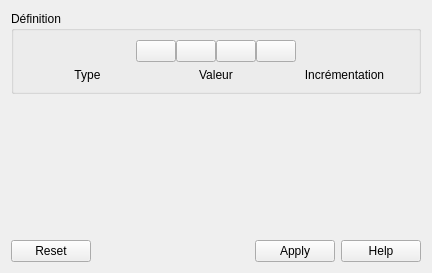
Before: the Qt Designer form sources/ui/selectautonumw.ui in qelectrotech/qelectrotech-source-mirror, drawn with Qt 5.
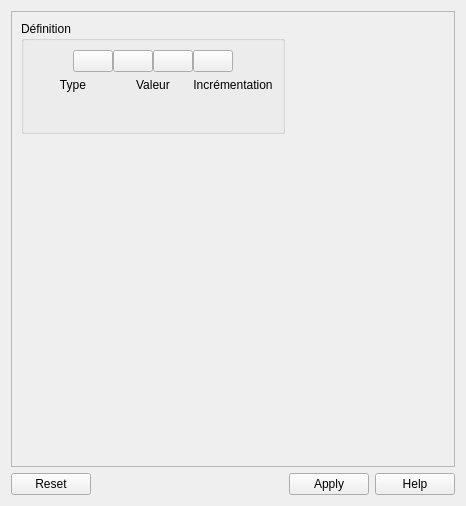
After: the same form once the commit is applied. Icons and pictures are not drawn.

Commit message: 1) Use arrow keys to navigate through the diagram editor. 2) Use PgUp, PgDn, Home and End keys to navigate through open folios. 3)Use Delete Key inside elements panel widget to delete diagrams. 4) Added a scroll area in auto numbering page.

The edit to the form file:
```diff
--- a/sources/ui/selectautonumw.ui
+++ b/sources/ui/selectautonumw.ui
@@ -6,25 +6,112 @@
    <rect>
     <x>0</x>
     <y>0</y>
-    <width>432</width>
-    <height>273</height>
+    <width>466</width>
+    <height>506</height>
    </rect>
   </property>
+  <property name="sizePolicy">
+   <sizepolicy hsizetype="Preferred" vsizetype="Preferred">
+    <horstretch>0</horstretch>
+    <verstretch>0</verstretch>
+   </sizepolicy>
+  </property>
   <property name="windowTitle">
    <string>Form</string>
   </property>
   <layout class="QVBoxLayout" name="verticalLayout">
    <item>
+    <widget class="QScrollArea" name="scrollArea">
+     <property name="sizePolicy">
+      <sizepolicy hsizetype="Preferred" vsizetype="MinimumExpanding">
+       <horstretch>0</horstretch>
+       <verstretch>0</verstretch>
+      </sizepolicy>
+     </property>
+     <property name="minimumSize">
+      <size>
+       <width>430</width>
+       <height>455</height>
+      </size>
+     </property>
+     <property name="sizeIncrement">
+      <size>
+       <width>0</width>
+       <height>0</height>
+      </size>
+     </property>
+     <property name="mouseTracking">
+      <bool>false</bool>
+     </property>
+     <property name="layoutDirection">
+      <enum>Qt::LeftToRight</enum>
+     </property>
+     <property name="verticalScrollBarPolicy">
+      <enum>Qt::ScrollBarAsNeeded</enum>
+     </property>
+     <property name="horizontalScrollBarPolicy">
+      <enum>Qt::ScrollBarAlwaysOff</enum>
+     </property>
+     <property name="sizeAdjustPolicy">
+      <enum>QAbstractScrollArea::AdjustToContents</enum>
+     </property>
+     <property name="widgetResizable">
+      <bool>true</bool>
+     </property>
+     <property name="alignment">
+      <set>Qt::AlignLeading|Qt::AlignLeft|Qt::AlignTop</set>
+     </property>
+     <widget class="QWidget" name="scrollAreaWidgetContents">
+      <property name="geometry">
+       <rect>
+        <x>0</x>
+        <y>0</y>
+        <width>460</width>
+        <height>453</height>
+       </rect>
+      </property>
+      <property name="sizePolicy">
+       <sizepolicy hsizetype="Preferred" vsizetype="Preferred">
+        <horstretch>0</horstretch>
+        <verstretch>0</verstretch>
+       </sizepolicy>
+      </property>
+      <property name="minimumSize">
+       <size>
+        <width>460</width>
+        <height>450</height>
+       </size>
+      </property>
+      <layout class="QVBoxLayout" name="verticalLayout_2">
+       <property name="sizeConstraint">
+        <enum>QLayout::SetFixedSize</enum>
+       </property>
+       <item>
     <widget class="QGroupBox" name="definition_groupe">
+         <property name="sizePolicy">
+          <sizepolicy hsizetype="Preferred" vsizetype="MinimumExpanding">
+           <horstretch>0</horstretch>
+           <verstretch>0</verstretch>
+          </sizepolicy>
+         </property>
      <property name="title">
       <string>Définition</string>
      </property>
+         <property name="alignment">
+          <set>Qt::AlignLeading|Qt::AlignLeft|Qt::AlignTop</set>
+         </property>
      <layout class="QVBoxLayout" name="verticalLayout_3">
+          <property name="sizeConstraint">
+           <enum>QLayout::SetFixedSize</enum>
+          </property>
       <item>
        <layout class="QHBoxLayout" name="horizontalLayout">
         <property name="spacing">
          <number>0</number>
         </property>
+            <property name="sizeConstraint">
+             <enum>QLayout::SetDefaultConstraint</enum>
+            </property>
         <item>
          <spacer name="horizontalSpacer_2">
           <property name="orientation">
@@ -116,15 +203,21 @@
        </layout>
       </item>
       <item>
-       <layout class="QVBoxLayout" name="editor_layout">
+           <layout class="QVBoxLayout" name="editor_layout" stretch="0">
         <property name="spacing">
          <number>0</number>
         </property>
+            <property name="sizeConstraint">
+             <enum>QLayout::SetDefaultConstraint</enum>
+            </property>
         <item>
-         <layout class="QHBoxLayout" name="label_layout">
+             <layout class="QHBoxLayout" name="label_layout" stretch="0,0,0">
           <property name="spacing">
            <number>0</number>
           </property>
+              <property name="sizeConstraint">
+               <enum>QLayout::SetDefaultConstraint</enum>
+              </property>
           <item>
            <widget class="QLabel" name="type_label">
             <property name="text">
@@ -165,24 +258,37 @@
         </item>
        </layout>
       </item>
-     </layout>
-    </widget>
-   </item>
    <item>
     <spacer name="verticalSpacer">
      <property name="orientation">
       <enum>Qt::Vertical</enum>
      </property>
+            <property name="sizeType">
+             <enum>QSizePolicy::MinimumExpanding</enum>
+            </property>
      <property name="sizeHint" stdset="0">
       <size>
        <width>20</width>
-       <height>40</height>
+              <height>30</height>
       </size>
      </property>
     </spacer>
+          </item>
+         </layout>
+        </widget>
+       </item>
+      </layout>
+     </widget>
+    </widget>
    </item>
    <item>
     <widget class="QDialogButtonBox" name="buttonBox">
+     <property name="sizePolicy">
+      <sizepolicy hsizetype="Preferred" vsizetype="Preferred">
+       <horstretch>0</horstretch>
+       <verstretch>0</verstretch>
+      </sizepolicy>
+     </property>
      <property name="standardButtons">
       <set>QDialogButtonBox::Apply|QDialogButtonBox::Help|QDialogButtonBox::Reset</set>
      </property>
```
Lines whose indentation alone changed are shown as unchanged. The commit also changes 29 other files.
